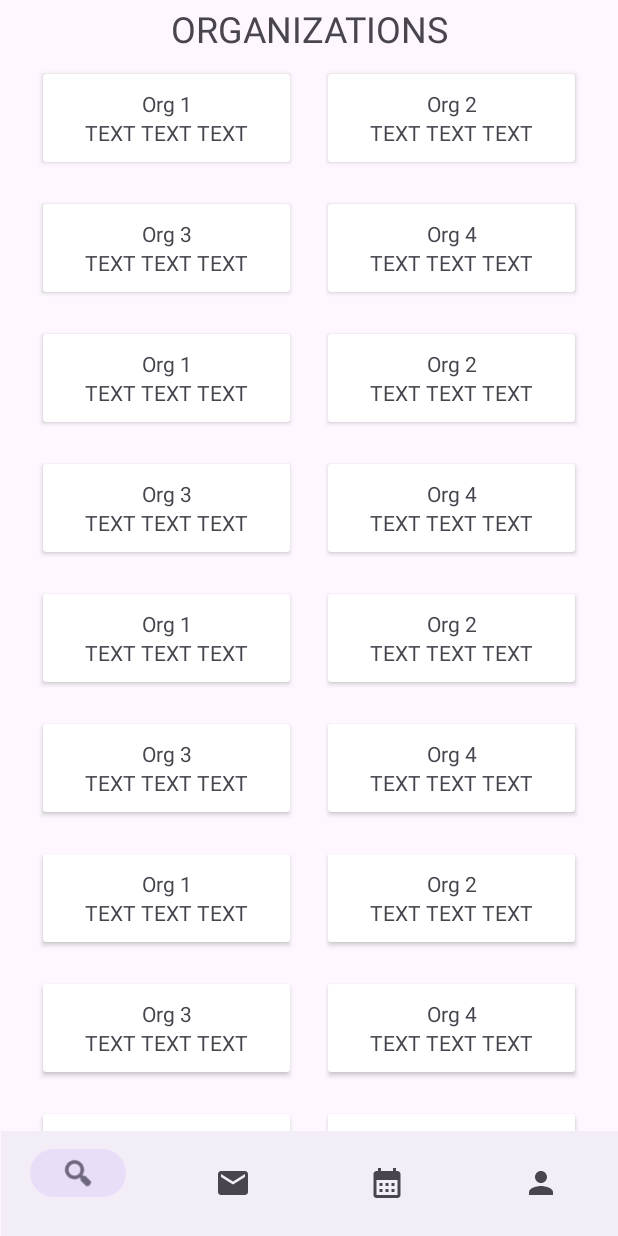
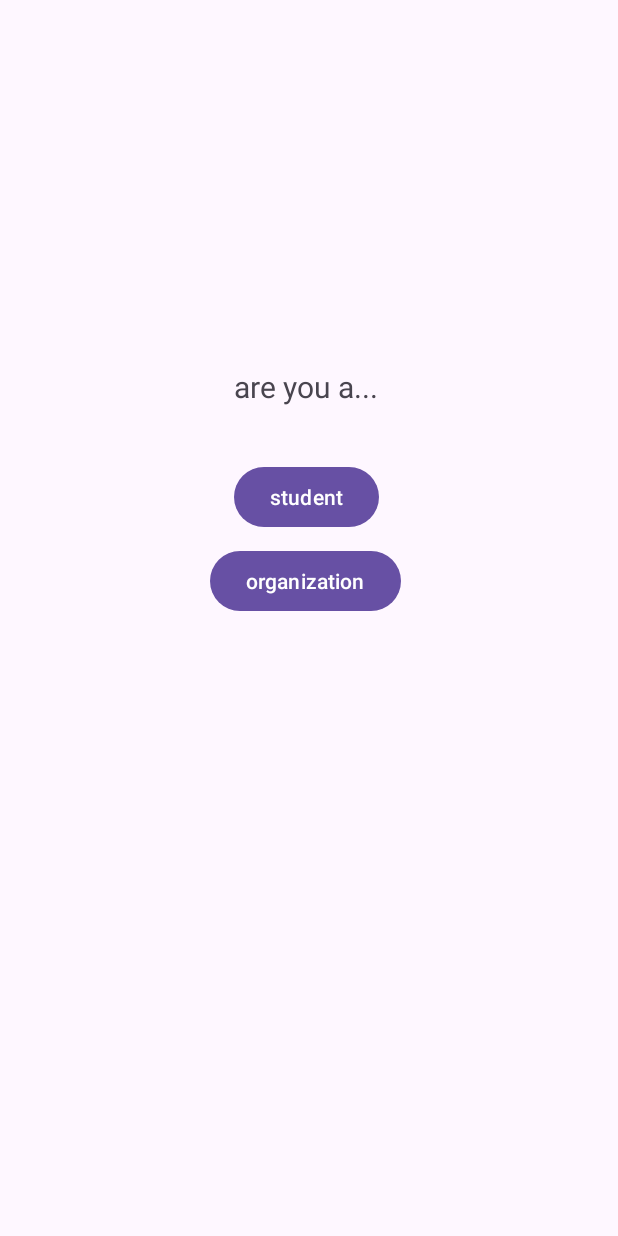
Before and after one commit to nchu05/Latte-Link, an Android app: the screen it shows after launch (MainActivity before the commit, OnboardingActivity after it), after a tap on "Join", on a phone screen of 412 x 824 dp. Run offline under Robolectric (Android 15) with nearby library versions, the phone set to English and light mode, and no system bars.

Commit message:
onboarding updates

```diff
--- a/app/src/main/AndroidManifest.xml
+++ b/app/src/main/AndroidManifest.xml
@@ -16,6 +16,9 @@
         android:usesCleartextTraffic="true"
         tools:targetApi="31">
         <activity
+            android:name=".Onboarding.OnboardingActivity"
+            android:exported="false" />
+        <activity
             android:name=".MainActivity"
             android:exported="true" />
         <activity
--- a/app/src/main/java/com/example/androidfa23/LoginActivity.kt
+++ b/app/src/main/java/com/example/androidfa23/LoginActivity.kt
@@ -6,8 +6,9 @@ import android.os.Bundle
 import android.widget.Button
 import androidx.activity.result.ActivityResultLauncher
 import androidx.activity.result.contract.ActivityResultContracts
+import com.example.androidfa23.Onboarding.OnboardingActivity
 
-private lateinit var intentLauncher: ActivityResultLauncher<Intent>
+lateinit var intentLauncher: ActivityResultLauncher<Intent>
 class LoginActivity : AppCompatActivity() {
     override fun onCreate(savedInstanceState: Bundle?) {
         super.onCreate(savedInstanceState)
@@ -15,7 +16,7 @@ class LoginActivity : AppCompatActivity() {
 
         val joinButton : Button = findViewById(R.id.joinButton)
         joinButton.setOnClickListener {
-            val intent = Intent(this, MainActivity::class.java)
+            val intent = Intent(this, OnboardingActivity::class.java)
             intentLauncher.launch(intent)
         }
         intentLauncher = registerForActivityResult(
--- a/app/src/main/java/com/example/androidfa23/MyRecyclerAdapter.kt
+++ b/app/src/main/java/com/example/androidfa23/MyRecyclerAdapter.kt
@@ -12,11 +12,9 @@ class MyRecyclerAdapter(private var dataset: List<Organization>): RecyclerView.A
     class ViewHolder(view: View): RecyclerView.ViewHolder(view){
         val orgName: TextView
         val card: CardView
-        val orgDesc: TextView
         init{
             orgName = view.findViewById(R.id.orgName)
             card = view.findViewById(R.id.card)
-            orgDesc = view.findViewById(R.id.orgDesc)
         }
 
     }
@@ -33,7 +31,6 @@ class MyRecyclerAdapter(private var dataset: List<Organization>): RecyclerView.A
     override fun onBindViewHolder(holder: ViewHolder, position: Int) {
         val org = dataset[position]
         holder.orgName.text = org.name
-        holder.orgDesc.text = org.desc
         holder.card.setOnClickListener{
             //open org_activity
             // TODO: Make org_activity, should have a recyclerview with all persons involved and other org details
--- /dev/null
+++ b/app/src/main/java/com/example/androidfa23/Onboarding/OnboardingActivity.kt
@@ -0,0 +1,12 @@
+package com.example.androidfa23.Onboarding
+
+import androidx.appcompat.app.AppCompatActivity
+import android.os.Bundle
+import com.example.androidfa23.R
+
+class OnboardingActivity : AppCompatActivity() {
+    override fun onCreate(savedInstanceState: Bundle?) {
+        super.onCreate(savedInstanceState)
+        setContentView(R.layout.activity_onboarding)
+    }
+}
--- /dev/null
+++ b/app/src/main/java/com/example/androidfa23/Onboarding/SpecifyRoleFragment.kt
@@ -0,0 +1,75 @@
+package com.example.androidfa23.Onboarding
+
+import android.os.Bundle
+import androidx.fragment.app.Fragment
+import android.view.LayoutInflater
+import android.view.View
+import android.view.ViewGroup
+import android.widget.Button
+import com.example.androidfa23.OrganizationsFragment
+import com.example.androidfa23.R
+
+// TODO: Rename parameter arguments, choose names that match
+// the fragment initialization parameters, e.g. ARG_ITEM_NUMBER
+private const val ARG_PARAM1 = "param1"
+private const val ARG_PARAM2 = "param2"
+
+/**
+ * A simple [Fragment] subclass.
+ * Use the [SpecifyRoleFragment.newInstance] factory method to
+ * create an instance of this fragment.
+ */
+class SpecifyRoleFragment : Fragment() {
+    // TODO: Rename and change types of parameters
+    private var param1: String? = null
+    private var param2: String? = null
+
+    override fun onCreate(savedInstanceState: Bundle?) {
+        super.onCreate(savedInstanceState)
+        arguments?.let {
+            param1 = it.getString(ARG_PARAM1)
+            param2 = it.getString(ARG_PARAM2)
+        }
+    }
+
+    override fun onCreateView(
+        inflater: LayoutInflater, container: ViewGroup?,
+        savedInstanceState: Bundle?
+    ): View? {
+        // Inflate the layout for this fragment
+        val view = inflater.inflate(R.layout.fragment_stu_or_org, container, false)
+        val studentButton : Button = view.findViewById(R.id.studentButton)
+        val organizationButton : Button = view.findViewById(R.id.organizationButton)
+        studentButton.setOnClickListener {
+            activity?.supportFragmentManager?.beginTransaction()
+                ?.replace(R.id.containerView, CreateProfileFragment.newInstance("", ""))
+                ?.commit();
+        }
+        organizationButton.setOnClickListener {
+            activity?.supportFragmentManager?.beginTransaction()
+                ?.replace(R.id.containerView, CreateOrganizationFragment.newInstance("", ""))
+                ?.commit();
+        }
+        return view
+    }
+
+    companion object {
+        /**
+         * Use this factory method to create a new instance of
+         * this fragment using the provided parameters.
+         *
+         * @param param1 Parameter 1.
+         * @param param2 Parameter 2.
+         * @return A new instance of fragment StuOrOrgFragment.
+         */
+        // TODO: Rename and change types and number of parameters
+        @JvmStatic
+        fun newInstance(param1: String, param2: String) =
+            SpecifyRoleFragment().apply {
+                arguments = Bundle().apply {
+                    putString(ARG_PARAM1, param1)
+                    putString(ARG_PARAM2, param2)
+                }
+            }
+    }
+}
--- /dev/null
+++ b/app/src/main/res/layout/activity_onboarding.xml
@@ -0,0 +1,18 @@
+<?xml version="1.0" encoding="utf-8"?>
+<androidx.constraintlayout.widget.ConstraintLayout xmlns:android="http://schemas.android.com/apk/res/android"
+    xmlns:app="http://schemas.android.com/apk/res-auto"
+    xmlns:tools="http://schemas.android.com/tools"
+    android:layout_width="match_parent"
+    android:layout_height="match_parent"
+    tools:context=".Onboarding.OnboardingActivity">
+
+    <androidx.fragment.app.FragmentContainerView
+        android:id="@+id/containerView"
+        android:name="com.example.androidfa23.Onboarding.SpecifyRoleFragment"
+        android:layout_width="0dp"
+        android:layout_height="0dp"
+        app:layout_constraintBottom_toBottomOf="parent"
+        app:layout_constraintEnd_toEndOf="parent"
+        app:layout_constraintStart_toStartOf="parent"
+        app:layout_constraintTop_toTopOf="parent" />
+</androidx.constraintlayout.widget.ConstraintLayout>
--- /dev/null
+++ b/app/src/main/res/layout/fragment_stu_or_org.xml
@@ -0,0 +1,40 @@
+<?xml version="1.0" encoding="utf-8"?>
+<androidx.constraintlayout.widget.ConstraintLayout xmlns:android="http://schemas.android.com/apk/res/android"
+    xmlns:app="http://schemas.android.com/apk/res-auto"
+    xmlns:tools="http://schemas.android.com/tools"
+    android:layout_width="match_parent"
+    android:layout_height="match_parent"
+    tools:context=".Onboarding.SpecifyRoleFragment">
+
+
+    <TextView
+        android:id="@+id/TextView"
+        android:layout_width="wrap_content"
+        android:layout_height="wrap_content"
+        android:layout_marginStart="156dp"
+        android:layout_marginTop="244dp"
+        android:text="are you a..."
+        android:textSize="20sp"
+        app:layout_constraintStart_toStartOf="parent"
+        app:layout_constraintTop_toTopOf="parent" />
+
+    <Button
+        android:id="@+id/studentButton"
+        android:layout_width="wrap_content"
+        android:layout_height="wrap_content"
+        android:layout_marginStart="156dp"
+        android:layout_marginTop="36dp"
+        android:text="@string/student"
+        app:layout_constraintStart_toStartOf="parent"
+        app:layout_constraintTop_toBottomOf="@+id/TextView" />
+
+    <Button
+        android:id="@+id/organizationButton"
+        android:layout_width="wrap_content"
+        android:layout_height="wrap_content"
+        android:layout_marginStart="140dp"
+        android:layout_marginTop="8dp"
+        android:text="@string/organization"
+        app:layout_constraintStart_toStartOf="parent"
+        app:layout_constraintTop_toBottomOf="@+id/studentButton" />
+</androidx.constraintlayout.widget.ConstraintLayout>
--- a/app/src/main/res/layout/org_item.xml
+++ b/app/src/main/res/layout/org_item.xml
@@ -12,31 +12,31 @@
     android:layout_marginVertical="10dp">
 
     <androidx.constraintlayout.widget.ConstraintLayout
-
         android:layout_width="match_parent"
-        android:layout_height="wrap_content"
-        android:padding="10dp"
+        android:layout_height="168dp"
+        android:padding="0dp"
         tools:layout_editor_absoluteX="3dp"
         tools:layout_editor_absoluteY="4dp">
+
+        <View
+            android:id="@+id/view"
+            android:layout_width="match_parent"
+            android:layout_height="0.2dp"
+            android:layout_marginTop="132dp"
+            android:background="#000000"
+            app:layout_constraintStart_toStartOf="parent"
+            app:layout_constraintTop_toTopOf="parent" />
 
         <TextView
             android:id="@+id/orgName"
             android:layout_width="wrap_content"
             android:layout_height="wrap_content"
+            android:layout_marginTop="5dp"
             android:text="@string/org_name"
-            app:layout_constraintBottom_toTopOf="@id/orgDesc"
             app:layout_constraintEnd_toEndOf="parent"
+            app:layout_constraintHorizontal_bias="0.494"
             app:layout_constraintStart_toStartOf="parent"
-            app:layout_constraintTop_toTopOf="parent" />
-        <TextView
-            android:id="@+id/orgDesc"
-            android:layout_width="wrap_content"
-            android:layout_height="wrap_content"
-            android:text="@string/org_desc"
-            app:layout_constraintBottom_toBottomOf="parent"
-            app:layout_constraintEnd_toEndOf="parent"
-            app:layout_constraintStart_toStartOf="parent"
-            app:layout_constraintTop_toBottomOf="@id/orgName" />
+            app:layout_constraintTop_toBottomOf="@+id/view" />
 
 
     </androidx.constraintlayout.widget.ConstraintLayout>
--- a/app/src/main/res/values/strings.xml
+++ b/app/src/main/res/values/strings.xml
@@ -5,4 +5,8 @@
     <string name="org_name">ORG_NAME</string>
     <string name="org_desc">ORG DESC</string>
     <string name="organizations">ORGANIZATIONS</string>
+    <string name="student">student</string>
+    <string name="organization">organization</string>
+    <string name="create_your_profile">Create your profile!</string>
+    <string name="name">Name</string>
 </resources>
```
Also changed, not shown: app/src/main/java/com/example/androidfa23/Onboarding/CreateOrganizationFragment.kt (added, +60 -0 lines), app/src/main/java/com/example/androidfa23/Onboarding/CreateProfileFragment.kt (added, +77 -0 lines), app/src/main/res/drawable/border.xml (added, +10 -0 lines), app/src/main/res/layout/fragment_create_organization.xml (added, +14 -0 lines), app/src/main/res/layout/fragment_create_profile.xml (added, +133 -0 lines).
